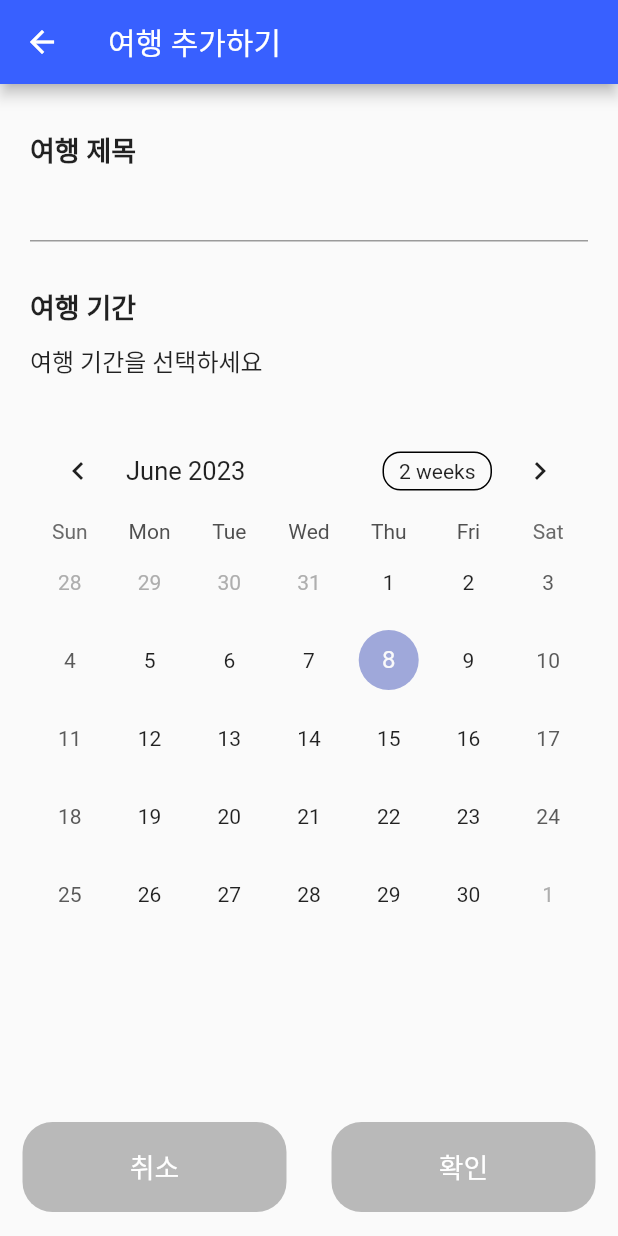
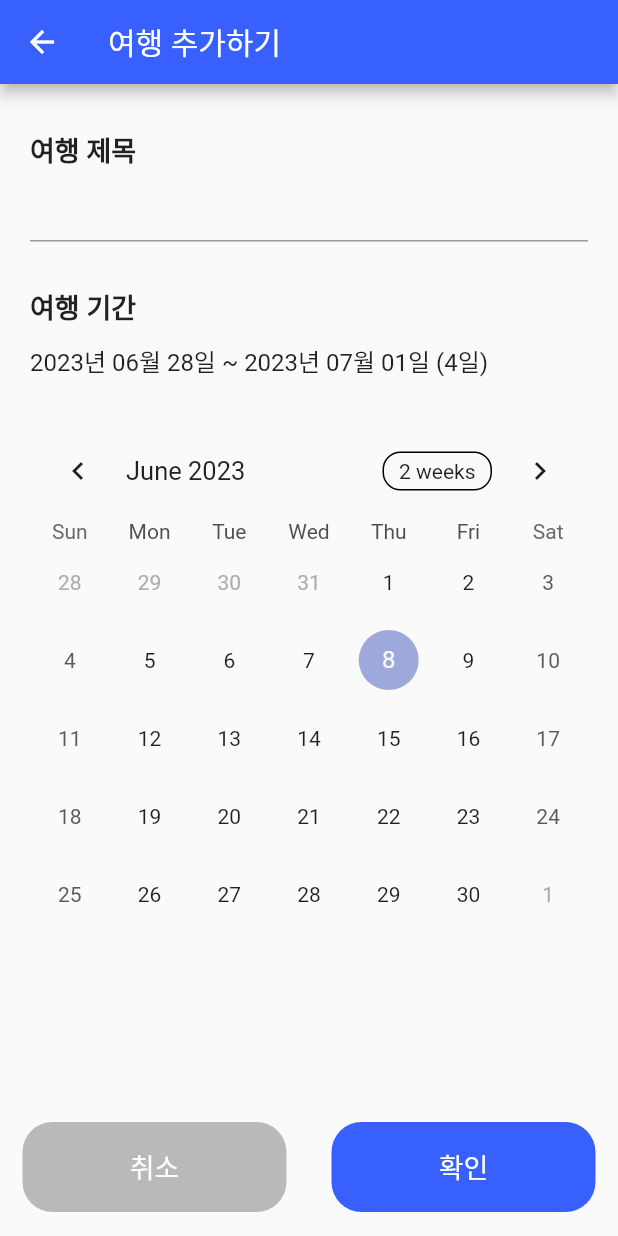
Before and after one commit to dongoc/flutter-trip-expenses-manager, a Flutter app: the TripFormScreen screen opened directly with sample values from the repository, on a phone screen of 412 x 824 dp. Run offline on Flutter 3.47's test engine with Material 2 defaults, Android fonts, the light colour scheme and no system bars; drawn by our look-alikes of table_calendar; our stand-ins replace date_format, sqflite; accounts and stored records are empty.

Commit message:
trip_form 수정, 삭제 추가

```diff
--- a/lib/screens/trip_form_screen.dart
+++ b/lib/screens/trip_form_screen.dart
@@ -27,12 +27,52 @@ class TripFormScreen extends StatefulWidget {
 class _TripFormScreenState extends State<TripFormScreen> {
   final TripDatabase _tripDatabase = TripDatabase();
   final formKey = GlobalKey<FormState>();
+  int? id;
   String title = '';
   DateTime? startDate, endDate;
+  FormType formType = FormType.create;
+
+  @override
+  void initState() {
+    super.initState();
+    setState(() {
+      id = widget.initialTrip?.id;
+      title = widget.initialTrip != null ? widget.initialTrip!.title : '';
+      startDate = widget.initialTrip?.startDate;
+      endDate = widget.initialTrip?.endDate;
+      formType = widget.formType;
+    });
+  }
 
   Future<Trip> _createTrip(TripForm tripForm) async {
     Trip trip = await _tripDatabase.createTrip(tripForm);
     return trip;
+  }
+
+  Future<Trip> _updateTrip() async {
+    Trip trip = await _tripDatabase.updateTrip(Trip(
+      id: id!,
+      title: title,
+      startDate: startDate!,
+      endDate: endDate,
+    ));
+    return trip;
+  }
+
+  Future<int?> onDeleteTrip() async {
+    if (id != null) {
+      await _tripDatabase.deleteTrip(id!);
+
+      if (!mounted) return null;
+
+      Navigator.push(
+        context,
+        MaterialPageRoute(
+          builder: (context) => const TripListScreen(),
+        ),
+      );
+    }
+    return null;
   }
 
   @override
@@ -46,6 +86,7 @@ class _TripFormScreenState extends State<TripFormScreen> {
         child: Form(
           key: formKey,
           child: Column(
+            crossAxisAlignment: CrossAxisAlignment.start,
             children: [
               Input(
                 label: "여행 제목",
@@ -102,7 +143,21 @@ class _TripFormScreenState extends State<TripFormScreen> {
                 },
                 rangeStartDay: startDate,
                 rangeEndDay: endDate,
-              )
+              ),
+              const SizedBox(
+                height: 20,
+              ),
+              formType == FormType.update
+                  ? TextButton(
+                      onPressed: onDeleteTrip,
+                      child: const Text(
+                        '여행 삭제하기',
+                        style: TextStyle(color: Colors.red),
+                      ),
+                    )
+                  : const SizedBox(
+                      height: 20,
+                    )
             ],
           ),
         ),
```
